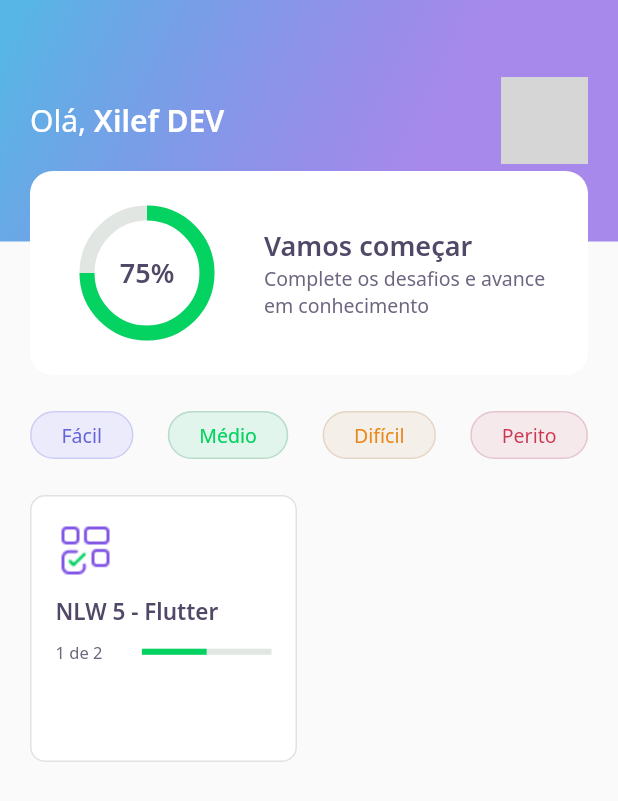
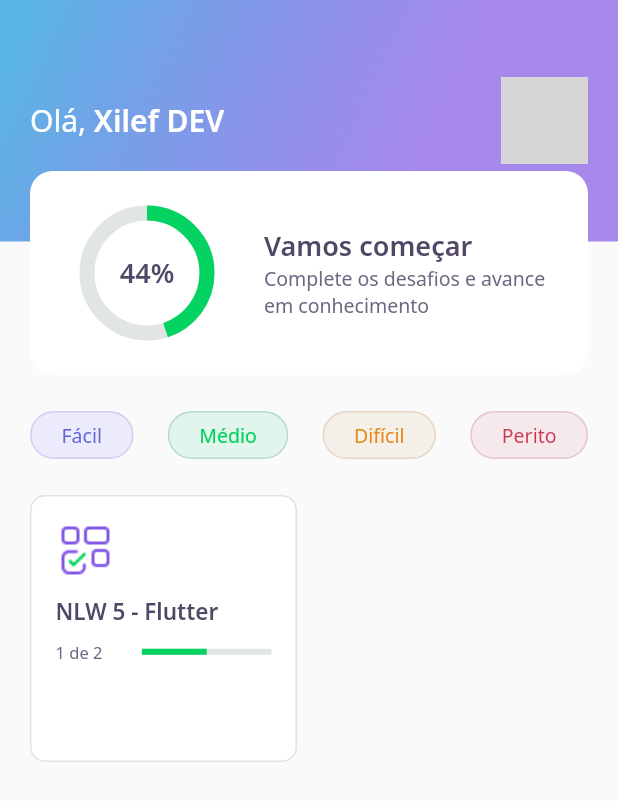
Before and after one commit to Felix-xilef/next-level-week-5-Flutter, a Flutter app: the HomePage screen opened directly, on a phone screen of 412 x 824 dp. Shown: the top 801 px of the screen. Run offline on Flutter 3.47's test engine with Material 2 defaults, Android fonts, the phone set to English and light mode, and no system bars; our stand-ins replace google_fonts, share_plus; accounts and stored records are empty; network calls fail; grey boxes are pictures that could not be loaded.

Commit message:
Aula 5
Conteúdo da aula 5 - dia 23/04/2021

```diff
--- a/devquiz/lib/challenge/challenge_controller.dart
+++ b/devquiz/lib/challenge/challenge_controller.dart
@@ -8,4 +8,6 @@ class ChallengeController {
   final answeredNotifier = ValueNotifier<bool>(false);
   bool get answered => answeredNotifier.value;
   set answered(bool value) => answeredNotifier.value = value;
+
+  int numberRightAnswers = 0;
 }
--- a/devquiz/lib/challenge/widget/answer/answer_widget.dart
+++ b/devquiz/lib/challenge/widget/answer/answer_widget.dart
@@ -8,7 +8,7 @@ class AnswerWidget extends StatelessWidget {
   final AnswerModel answer;
   final bool isSelected;
   final bool disabled;
-  final VoidCallback onTap;
+  final ValueChanged<bool> onTap;
 
   const AnswerWidget({
     Key? key,
@@ -42,7 +42,9 @@ class AnswerWidget extends StatelessWidget {
       child: IgnorePointer(
         ignoring: disabled,
         child: GestureDetector(
-          onTap: onTap,
+          onTap: (){
+            onTap(answer.isRight);
+          },
           child: Container(
             padding: EdgeInsets.all(16),
             decoration: BoxDecoration(
--- a/devquiz/lib/challenge/widget/next_button/next_button_widget.dart
+++ b/devquiz/lib/challenge/widget/next_button/next_button_widget.dart
@@ -22,6 +22,11 @@ class NextButtonWidget extends StatelessWidget {
 
   NextButtonWidget.green({ required this.label, required this.onTap })
   : this.backgroundColor = AppColors.darkGreen,
+  this.fontColor = AppColors.white,
+  this.borderColor = AppColors.green;
+
+  NextButtonWidget.purple({ required this.label, required this.onTap })
+  : this.backgroundColor = AppColors.purple,
   this.fontColor = AppColors.white,
   this.borderColor = AppColors.green;
 
--- a/devquiz/lib/core/app_widget.dart
+++ b/devquiz/lib/core/app_widget.dart
@@ -1,4 +1,4 @@
-import 'package:devquiz/home/home_page.dart';
+import 'package:devquiz/splash/splash_page.dart';
 import 'package:flutter/material.dart';
 
 class AppWidget extends StatelessWidget {
@@ -6,7 +6,7 @@ class AppWidget extends StatelessWidget {
   Widget build(BuildContext context) {
     return MaterialApp(
       title: "DevQuiz",
-      home: HomePage(),
+      home: SplashPage(),
     );
   }
 }
--- a/devquiz/lib/home/home_page.dart
+++ b/devquiz/lib/home/home_page.dart
@@ -68,7 +68,10 @@ class _HomePageState extends State<HomePage> {
                     onTap: (){
                       Navigator.push(
                         context,
-                        MaterialPageRoute(builder: (context) => ChallengePage(questions: e.questions,)),
+                        MaterialPageRoute(builder: (context) => ChallengePage(
+                          questions: e.questions,
+                          title: e.title,
+                        )),
                       );
                     },
                   )).toList(),
--- a/devquiz/lib/home/widgets/appbar/app_bar_widget.dart
+++ b/devquiz/lib/home/widgets/appbar/app_bar_widget.dart
@@ -50,7 +50,9 @@ class AppBarWidget extends PreferredSize {
 					),
 					Align(
 						alignment: Alignment(0.0, 1.0),
-						child: ScoreCardWidget()
+						child: ScoreCardWidget(
+              percentage: user.score/100,
+            ),
 					),
 				],
 			),
--- a/devquiz/lib/home/widgets/chart/chart_widget.dart
+++ b/devquiz/lib/home/widgets/chart/chart_widget.dart
@@ -1,14 +1,50 @@
+import 'package:flutter/material.dart';
+
 import 'package:devquiz/core/app_colors.dart';
 import 'package:devquiz/core/app_text_styles.dart';
-import 'package:flutter/material.dart';
 
-class ChartWidget extends StatelessWidget {
+class ChartWidget extends StatefulWidget {
+  final double percentage;
+
+  const ChartWidget({
+    Key? key,
+    required this.percentage,
+  }) : super(key: key);
+
+  @override
+  _ChartWidgetState createState() => _ChartWidgetState();
+}
+
+class _ChartWidgetState extends State<ChartWidget> with SingleTickerProviderStateMixin {
+  late AnimationController _controller;
+  late Animation<double> _animation;
+
+  void _initAnimation() {
+    _controller = AnimationController(
+      vsync: this,
+      duration: Duration(seconds: 3)
+    );
+    _animation = Tween<double>(
+      begin: 0.0,
+      end: widget.percentage
+    ).animate(_controller);
+    _controller.forward();
+  }
+
+  @override
+  void initState() {
+    _initAnimation();
+    super.initState();
+  }
+
 	@override
 	Widget build(BuildContext context) {
 		return Container(
 			height: 80,
 			width: 80,
-			child: Stack(
+			child: AnimatedBuilder(
+        animation: _animation,
+        builder: (context, _) => Stack(
 			  	children: [
 			  		Center(
 			  			child: Container(
@@ -16,7 +52,7 @@ class ChartWidget extends StatelessWidget {
 			  				width: 80,
 			  				child: CircularProgressIndicator(
 			  					strokeWidth: 10,
-								value: .75,
+			  					value: _animation.value,
 			  					backgroundColor: AppColors.chartSecondary,
 			  					valueColor: AlwaysStoppedAnimation<Color>(AppColors.chartPrimary),
 			  				),
@@ -24,12 +60,13 @@ class ChartWidget extends StatelessWidget {
 			  		),
 			  		Center(
 			  			child: Text(
-							"75%",
+			  				"${(_animation.value * 100).toInt()}%",
 			  				style: AppTextStyles.heading,
 			  			),
 			  		),
 			  	],
 			  ),
+			),
 		);
 	}
 }
--- a/devquiz/lib/home/widgets/score_card/score_card_widget.dart
+++ b/devquiz/lib/home/widgets/score_card/score_card_widget.dart
@@ -1,8 +1,16 @@
+import 'package:flutter/material.dart';
+
 import 'package:devquiz/core/core.dart';
 import 'package:devquiz/home/widgets/chart/chart_widget.dart';
-import 'package:flutter/material.dart';
 
 class ScoreCardWidget extends StatelessWidget {
+  final double percentage;
+
+  const ScoreCardWidget({
+    Key? key,
+    required this.percentage,
+  }) : super(key: key);
+
 	@override
 	Widget build(BuildContext context) {
 		return Padding(
@@ -20,7 +28,9 @@ class ScoreCardWidget extends StatelessWidget {
 				  	children: [
 				  		Expanded(
 				  			flex: 2,
-				  			child: ChartWidget()
+				  			child: ChartWidget(
+                  percentage: percentage,
+                ),
 				  		),
 				  		Expanded(
 				  			flex: 4,
--- a/devquiz/pubspec.yaml
+++ b/devquiz/pubspec.yaml
@@ -10,6 +10,7 @@ dependencies:
     sdk: flutter
   cupertino_icons: ^1.0.2
   google_fonts: ^2.0.0
+  share_plus: ^2.0.1
 
 dev_dependencies:
   flutter_test:
```
Also changed, not shown: devquiz/lib/challenge/challenge_page.dart (+22 -4 lines), devquiz/lib/challenge/widget/quiz/quiz_widget.dart (+4 -4 lines), devquiz/lib/result/result_page.dart (added, +101 -0 lines), devquiz/lib/splash/splash_page.dart (+5 -2 lines), devquiz/assets/images/trophy.png, devquiz/pubspec.lock. Lines whose indentation alone changed are shown as unchanged.
